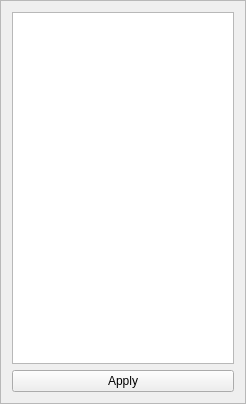
Old version of the form src/gdxviewer/columnfilterframe.ui in the repository GAMS-dev/studio.
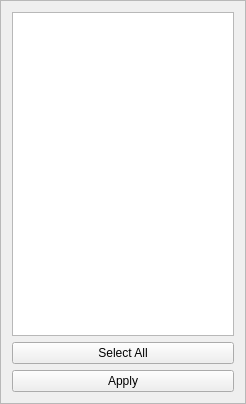
New version of the form.

Commit message: select all button

What changed in the file:
```diff
--- a/src/gdxviewer/columnfilterframe.ui
+++ b/src/gdxviewer/columnfilterframe.ui
@@ -33,6 +33,13 @@
      </property>
     </widget>
    </item>
+   <item>
+    <widget class="QPushButton" name="pbSelectAll">
+     <property name="text">
+      <string>Select All</string>
+     </property>
+    </widget>
+   </item>
    <item>
     <widget class="QPushButton" name="pbApply">
      <property name="text">
```
The commit also changes 3 other files.
